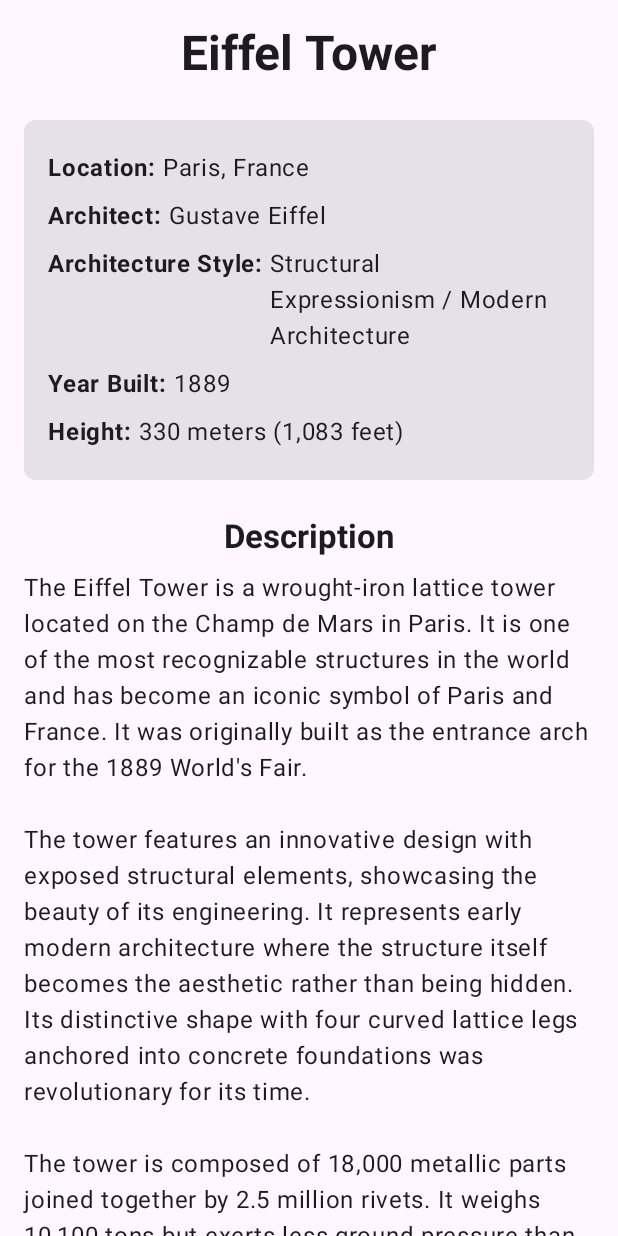
After one commit to StefanAndjelko/Dragonhack-2025, an Android app built with Jetpack Compose: the LandmarkDetailsActivity screen opened directly, with no data from a screen before it, on a phone screen of 412 x 824 dp. The commit adds this screen. Run offline under Robolectric (Android 15) with nearby library versions, the phone set to English and light mode, and no system bars; pictures from the network do not load.

Commit message:
Add new Activity - LandmarkDetailsActivity

```diff
--- a/Lookitecture/app/src/main/AndroidManifest.xml
+++ b/Lookitecture/app/src/main/AndroidManifest.xml
@@ -37,6 +37,9 @@
         <activity
             android:name=".ui.SplashActivity"
             android:exported="false"/>
+        <activity
+            android:name=".ui.LandmarkDetailsActivity"
+            android:exported="false"/>
 
         <!-- FileProvider configuration -->
         <provider
--- /dev/null
+++ b/Lookitecture/app/src/main/java/si/uni_lj/dragon/hack/lookitecture/ui/LandmarkDetailsActivity.kt
@@ -0,0 +1,192 @@
+package si.uni_lj.dragon.hack.lookitecture.ui
+
+import android.net.Uri
+import android.os.Bundle
+import androidx.activity.ComponentActivity
+import androidx.activity.compose.setContent
+import androidx.compose.foundation.Image
+import androidx.compose.foundation.layout.*
+import androidx.compose.foundation.rememberScrollState
+import androidx.compose.foundation.shape.RoundedCornerShape
+import androidx.compose.foundation.verticalScroll
+import androidx.compose.material3.*
+import androidx.compose.runtime.Composable
+import androidx.compose.ui.Alignment
+import androidx.compose.ui.Modifier
+import androidx.compose.ui.draw.clip
+import androidx.compose.ui.layout.ContentScale
+import androidx.compose.ui.text.font.FontWeight
+import androidx.compose.ui.unit.dp
+import coil.compose.rememberAsyncImagePainter
+
+class LandmarkDetailsActivity : ComponentActivity() {
+    override fun onCreate(savedInstanceState: Bundle?) {
+        super.onCreate(savedInstanceState)
+
+        // Get the image URI from the intent
+        val imageUriString = intent.getStringExtra("IMAGE_URI")
+        val imageUri = imageUriString?.let { Uri.parse(it) }
+
+        // Hardcoded data for the Eiffel Tower
+        val landmarkData = LandmarkData(
+            name = "Eiffel Tower",
+            location = "Paris, France",
+            architect = "Gustave Eiffel",
+            architectureStyle = "Structural Expressionism / Modern Architecture",
+            yearBuilt = "1889",
+            height = "330 meters (1,083 feet)",
+            description = "The Eiffel Tower is a wrought-iron lattice tower located on the Champ de Mars in Paris. " +
+                    "It is one of the most recognizable structures in the world and has become an iconic symbol of Paris and France. " +
+                    "It was originally built as the entrance arch for the 1889 World's Fair.\n\n" +
+                    "The tower features an innovative design with exposed structural elements, showcasing the beauty of its engineering. " +
+                    "It represents early modern architecture where the structure itself becomes the aesthetic rather than being hidden. " +
+                    "Its distinctive shape with four curved lattice legs anchored into concrete foundations was revolutionary for its time.\n\n" +
+                    "The tower is composed of 18,000 metallic parts joined together by 2.5 million rivets. It weighs 10,100 tons " +
+                    "but exerts less ground pressure than a person sitting in a chair.",
+            interestingFacts = listOf(
+                "The Eiffel Tower was initially criticized by many of France's leading artists and intellectuals for its design.",
+                "It was originally intended to be a temporary structure and was scheduled to be dismantled in 1909.",
+                "The tower shrinks by about 6 inches (15 cm) in cold weather due to thermal contraction of the metal.",
+                "The Eiffel Tower is repainted every 7 years, requiring 60 tons of paint.",
+                "There are 1,665 steps to the top of the tower, though visitors typically use elevators."
+            )
+        )
+
+        setContent {
+            MaterialTheme {
+                Surface(
+                    modifier = Modifier.fillMaxSize(),
+                    color = MaterialTheme.colorScheme.background
+                ) {
+                    LandmarkDetailsScreen(imageUri, landmarkData)
+                }
+            }
+        }
+    }
+}
+
+@Composable
+fun LandmarkDetailsScreen(imageUri: Uri?, landmarkData: LandmarkData) {
+    Column(
+        modifier = Modifier
+            .fillMaxSize()
+            .verticalScroll(rememberScrollState())
+            .padding(16.dp),
+        horizontalAlignment = Alignment.CenterHorizontally
+    ) {
+        // Display the landmark name as a title
+        Text(
+            text = landmarkData.name,
+            style = MaterialTheme.typography.headlineLarge,
+            fontWeight = FontWeight.Bold
+        )
+
+        Spacer(modifier = Modifier.height(16.dp))
+
+        // Display the image
+        imageUri?.let {
+            Image(
+                painter = rememberAsyncImagePainter(it),
+                contentDescription = landmarkData.name,
+                modifier = Modifier
+                    .fillMaxWidth()
+                    .height(250.dp)
+                    .clip(RoundedCornerShape(8.dp)),
+                contentScale = ContentScale.Fit
+            )
+
+            Spacer(modifier = Modifier.height(16.dp))
+        }
+
+        // Key information card
+        Card(
+            modifier = Modifier
+                .fillMaxWidth()
+                .padding(vertical = 8.dp),
+            shape = RoundedCornerShape(8.dp)
+        ) {
+            Column(modifier = Modifier.padding(16.dp)) {
+                InfoRow("Location", landmarkData.location)
+                InfoRow("Architect", landmarkData.architect)
+                InfoRow("Architecture Style", landmarkData.architectureStyle)
+                InfoRow("Year Built", landmarkData.yearBuilt)
+                InfoRow("Height", landmarkData.height)
+            }
+        }
+
+        Spacer(modifier = Modifier.height(16.dp))
+
+        // Description
+        Text(
+            text = "Description",
+            style = MaterialTheme.typography.titleLarge,
+            fontWeight = FontWeight.Bold
+        )
+
+        Spacer(modifier = Modifier.height(8.dp))
+
+        Text(
+            text = landmarkData.description,
+            style = MaterialTheme.typography.bodyLarge
+        )
+
+        Spacer(modifier = Modifier.height(16.dp))
+
+        // Interesting facts
+        Text(
+            text = "Interesting Facts",
+            style = MaterialTheme.typography.titleLarge,
+            fontWeight = FontWeight.Bold
+        )
+
+        Spacer(modifier = Modifier.height(8.dp))
+
+        landmarkData.interestingFacts.forEachIndexed { index, fact ->
+            Row(
+                modifier = Modifier
+                    .fillMaxWidth()
+                    .padding(vertical = 4.dp)
+            ) {
+                Text(
+                    text = "• ",
+                    style = MaterialTheme.typography.bodyLarge,
+                    fontWeight = FontWeight.Bold
+                )
+                Text(
+                    text = fact,
+                    style = MaterialTheme.typography.bodyLarge
+                )
+            }
+        }
+    }
+}
+
+@Composable
+fun InfoRow(label: String, value: String) {
+    Row(
+        modifier = Modifier
+            .fillMaxWidth()
+            .padding(vertical = 4.dp)
+    ) {
+        Text(
+            text = "$label: ",
+            style = MaterialTheme.typography.bodyLarge,
+            fontWeight = FontWeight.Bold
+        )
+        Text(
+            text = value,
+            style = MaterialTheme.typography.bodyLarge
+        )
+    }
+}
+
+data class LandmarkData(
+    val name: String,
+    val location: String,
+    val architect: String,
+    val architectureStyle: String,
+    val yearBuilt: String,
+    val height: String,
+    val description: String,
+    val interestingFacts: List<String>
+)
--- a/Lookitecture/app/src/main/java/si/uni_lj/dragon/hack/lookitecture/ui/MainActivity.kt
+++ b/Lookitecture/app/src/main/java/si/uni_lj/dragon/hack/lookitecture/ui/MainActivity.kt
@@ -2,6 +2,7 @@ package si.uni_lj.dragon.hack.lookitecture.ui
 
 import android.Manifest
 import android.content.Context
+import android.content.Intent
 import android.content.pm.PackageManager
 import android.net.Uri
 import android.os.Bundle
@@ -12,6 +13,7 @@ import androidx.activity.result.contract.ActivityResultContracts
 import androidx.compose.foundation.Image
 import androidx.compose.foundation.background
 import androidx.compose.foundation.border
+import androidx.compose.foundation.clickable
 import androidx.compose.foundation.layout.*
 import androidx.compose.foundation.shape.RoundedCornerShape
 import androidx.compose.material3.*
@@ -98,6 +100,14 @@ fun PhotoCaptureScreen() {
         currentCameraUri?.let { takePictureLauncher.launch(it) }
     }
 
+    // Navigate to landmark details
+    fun navigateToLandmarkDetails(imageUri: Uri) {
+        val intent = Intent(context, LandmarkDetailsActivity::class.java).apply {
+            putExtra("IMAGE_URI", imageUri.toString())
+        }
+        context.startActivity(intent)
+    }
+
     // Launcher for requesting camera permission
     val cameraPermissionLauncher = rememberLauncherForActivityResult(
         contract = ActivityResultContracts.RequestPermission()
@@ -131,11 +141,10 @@ fun PhotoCaptureScreen() {
             modifier = Modifier.padding(vertical = 16.dp)
         )
 
-        // Image display area - Pass weight as a parameter
-        // The Box needs to be part of the Column, which provides the weight scope
+        // Image display area - With click to navigate
         Box(
             modifier = Modifier
-                .weight(1f) // Weight is correctly used within the Column scope
+                .weight(1f)
                 .fillMaxWidth()
                 .padding(8.dp)
                 .clip(RoundedCornerShape(12.dp))
@@ -144,6 +153,12 @@ fun PhotoCaptureScreen() {
                     width = 1.dp,
                     color = Color.LightGray,
                     shape = RoundedCornerShape(12.dp)
+                )
+                .clickable(
+                    enabled = selectedImageUri != null,
+                    onClick = {
+                        selectedImageUri?.let { navigateToLandmarkDetails(it) }
+                    }
                 ),
             contentAlignment = Alignment.Center
         ) {
@@ -155,6 +170,22 @@ fun PhotoCaptureScreen() {
                     modifier = Modifier.fillMaxSize(),
                     contentScale = ContentScale.Fit
                 )
+
+                // Add a hint to tap for details
+                Box(
+                    modifier = Modifier
+                        .align(Alignment.BottomCenter)
+                        .fillMaxWidth()
+                        .background(Color.Black.copy(alpha = 0.6f))
+                        .padding(8.dp)
+                ) {
+                    Text(
+                        text = "Tap image to view landmark details",
+                        color = Color.White,
+                        textAlign = TextAlign.Center,
+                        modifier = Modifier.fillMaxWidth()
+                    )
+                }
             } else {
                 // Display a placeholder
                 ImagePlaceholder()
@@ -199,6 +230,13 @@ fun ImagePlaceholder() {
             "No image selected",
             color = Color.Gray,
             style = MaterialTheme.typography.bodyLarge
+        )
+        Spacer(modifier = Modifier.height(4.dp))
+        Text(
+            "Take or upload a photo of a landmark",
+            color = Color.Gray,
+            style = MaterialTheme.typography.bodySmall,
+            textAlign = TextAlign.Center
         )
     }
 }
```
